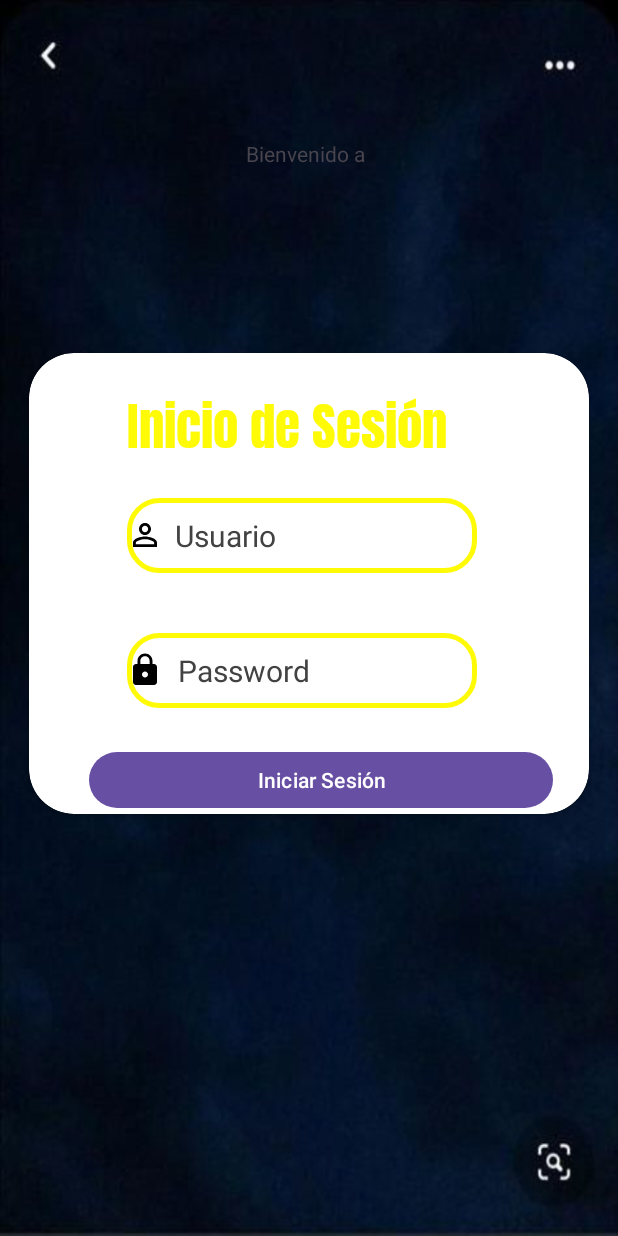
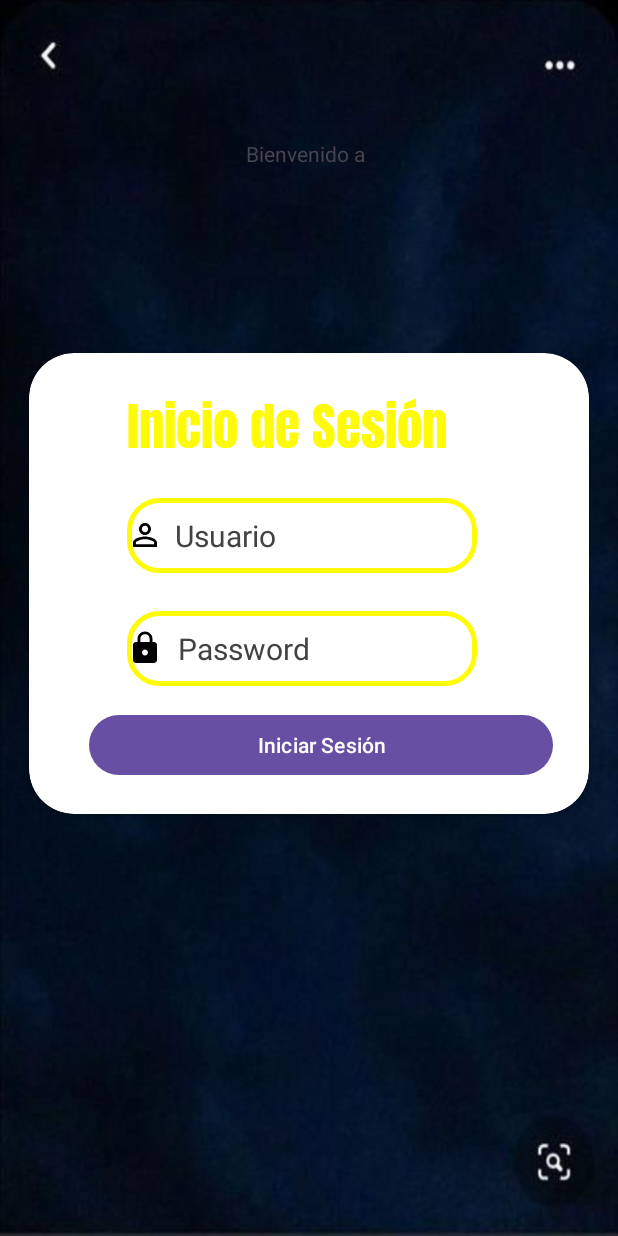
Before and after one commit to moi072822/Proyectofinal_HPA, an Android app: the screen it shows after launch (MainActivity), on a phone screen of 412 x 824 dp. Run offline under Robolectric (Android 15) with nearby library versions, the phone set to English and light mode, and no system bars; Roboto replaces fonts that are not available here.

Commit message:
cambio de posicion

```diff
--- a/app/src/main/res/layout/activity_main.xml
+++ b/app/src/main/res/layout/activity_main.xml
@@ -69,7 +69,7 @@
                 android:layout_width="wrap_content"
                 android:layout_height="50dp"
                 android:layout_marginStart="65dp"
-                android:layout_marginTop="40dp"
+                android:layout_marginTop="25dp"
                 android:background="@drawable/bordeedittext"
                 android:drawableLeft="@drawable/baseline_lock_24"
                 android:drawablePadding="10dp"
@@ -91,7 +91,7 @@
                 android:layout_width="match_parent"
                 android:layout_height="wrap_content"
                 android:layout_marginStart="40dp"
-                android:layout_marginTop="25dp"
+                android:layout_marginTop="15dp"
                 android:layout_marginEnd="24dp"
                 android:text="Iniciar Sesión"
                 app:layout_constraintBottom_toBottomOf="parent"
@@ -115,9 +115,10 @@
         android:visibility="invisible"
         app:layout_constraintBottom_toBottomOf="parent"
         app:layout_constraintEnd_toEndOf="parent"
+        app:layout_constraintHorizontal_bias="0.489"
         app:layout_constraintStart_toStartOf="parent"
         app:layout_constraintTop_toTopOf="parent"
-        app:layout_constraintVertical_bias="0.961" />
+        app:layout_constraintVertical_bias="0.873" />
 
     <TextView
         android:id="@+id/textView4"
```
